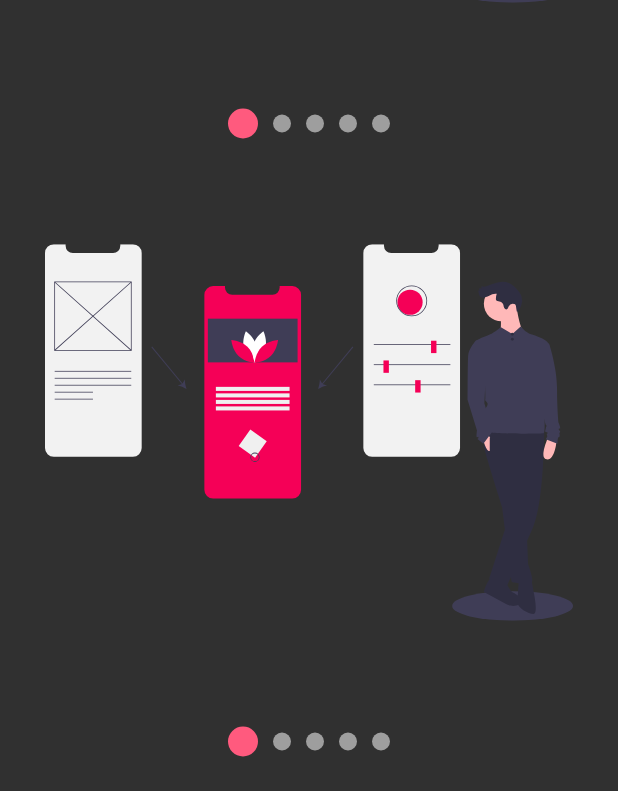
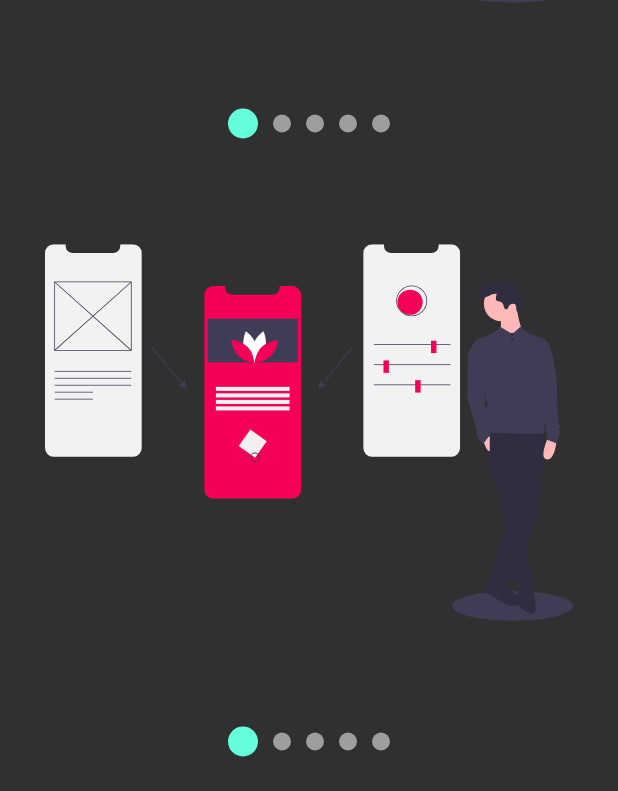
Before and after one commit to FKSAxell/temas, a Flutter app: the screen it shows after launch, after a tap on "Slideshow", on a phone screen of 412 x 824 dp. Shown: the part 442-1233 px from the top of the screen. Run offline on Flutter 3.47's test engine with Material 2 defaults, Android fonts, the phone set to English and light mode, and no system bars; our stand-ins replace animate_do, flutter_svg, font_awesome_flutter.

Commit message:
Aplicando Temas | colores

```diff
--- a/lib/src/pages/launcher_page.dart
+++ b/lib/src/pages/launcher_page.dart
@@ -21,19 +21,17 @@ class LauncherPage extends StatelessWidget {
 class _ListaOpciones extends StatelessWidget {
   @override
   Widget build(BuildContext context) {
+    final appTheme = Provider.of<ThemeChanger>(context).currentTheme;
     return ListView.separated(
       physics: BouncingScrollPhysics(),
-      separatorBuilder: (context, i) => Divider(color: Colors.blue),
+      separatorBuilder: (context, i) => Divider(color: appTheme.primaryColor),
       itemCount: pageRoutes.length,
       itemBuilder: (context, i) => ListTile(
-        leading: FaIcon(
-          pageRoutes[i].icon,
-          color: Colors.blue,
-        ),
+        leading: FaIcon(pageRoutes[i].icon, color: appTheme.accentColor),
         title: Text(pageRoutes[i].titulo),
         trailing: Icon(
           Icons.chevron_right,
-          color: Colors.blue,
+          color: appTheme.accentColor,
         ),
         onTap: () {
           Navigator.push(
@@ -50,6 +48,8 @@ class _MenuPrincipal extends StatelessWidget {
   @override
   Widget build(BuildContext context) {
     final appTheme = Provider.of<ThemeChanger>(context);
+    final accentColor = appTheme.currentTheme.accentColor;
+
     return Drawer(
       child: Container(
         child: Column(
@@ -60,7 +60,7 @@ class _MenuPrincipal extends StatelessWidget {
                 width: double.infinity,
                 height: 200,
                 child: CircleAvatar(
-                  backgroundColor: Colors.blue,
+                  backgroundColor: accentColor,
                   child: Text(
                     'AK',
                     style: TextStyle(fontSize: 50),
@@ -72,10 +72,10 @@ class _MenuPrincipal extends StatelessWidget {
               child: _ListaOpciones(),
             ),
             ListTile(
-              leading: Icon(Icons.lightbulb_outline, color: Colors.blue),
+              leading: Icon(Icons.lightbulb_outline, color: accentColor),
               title: Text('Dark Mode'),
               trailing: Switch.adaptive(
-                activeColor: Colors.blue,
+                activeColor: accentColor,
                 value: appTheme.darkTheme,
                 onChanged: (value) => appTheme.darkTheme = value,
               ),
@@ -86,10 +86,10 @@ class _MenuPrincipal extends StatelessWidget {
               right: false,
               left: false,
               child: ListTile(
-                leading: Icon(Icons.add_to_home_screen, color: Colors.blue),
+                leading: Icon(Icons.add_to_home_screen, color: accentColor),
                 title: Text('Custom Theme'),
                 trailing: Switch.adaptive(
-                  activeColor: Colors.blue,
+                  activeColor: accentColor,
                   value: appTheme.customTheme,
                   onChanged: (value) => appTheme.customTheme = value,
                 ),
--- a/lib/src/pages/slideshow_page.dart
+++ b/lib/src/pages/slideshow_page.dart
@@ -1,5 +1,7 @@
 import 'package:flutter/material.dart';
 import 'package:flutter_svg/flutter_svg.dart';
+import 'package:provider/provider.dart';
+import 'package:temas/src/theme/theme.dart';
 import 'package:temas/src/widgets/slideshow.dart';
 
 class SlideshowPage extends StatelessWidget {
@@ -16,15 +18,13 @@ class SlideshowPage extends StatelessWidget {
 }
 
 class MiSlideshow extends StatelessWidget {
-  const MiSlideshow({
-    Key key,
-  }) : super(key: key);
-
   @override
   Widget build(BuildContext context) {
+    final appTheme = Provider.of<ThemeChanger>(context);
+    final accentColor = appTheme.currentTheme.accentColor;
     return SlideShow(
       // puntosArriba: true,
-      colorPrimario: Color(0xffFF5A7E),
+      colorPrimario: (appTheme.darkTheme) ? accentColor : Color(0xffFF5A7E),
       // colorSecundario: Colors.purple,
       bulletPrimario: 20,
       bulletSecundario: 12,
```
Also changed, not shown: 1 other file.
